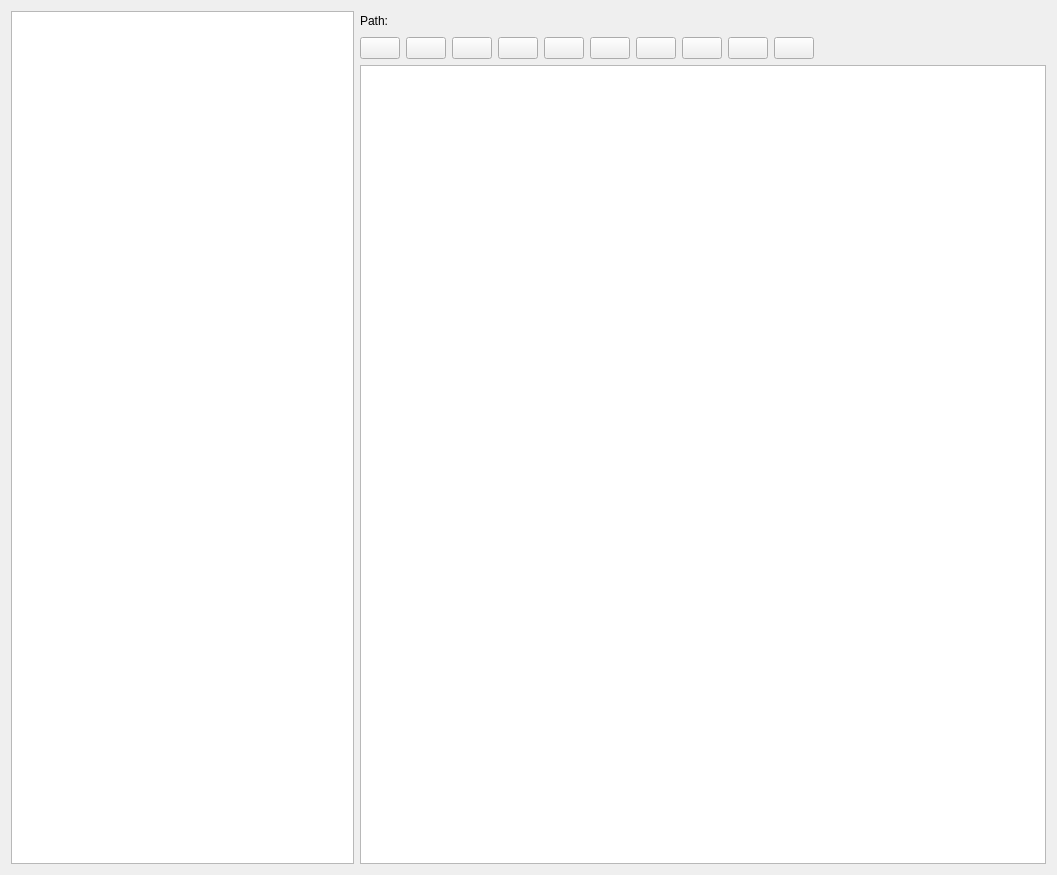
Before: the Qt Designer form ui/filebrowser.ui in skriticos/tab_opener, drawn with Qt 5.
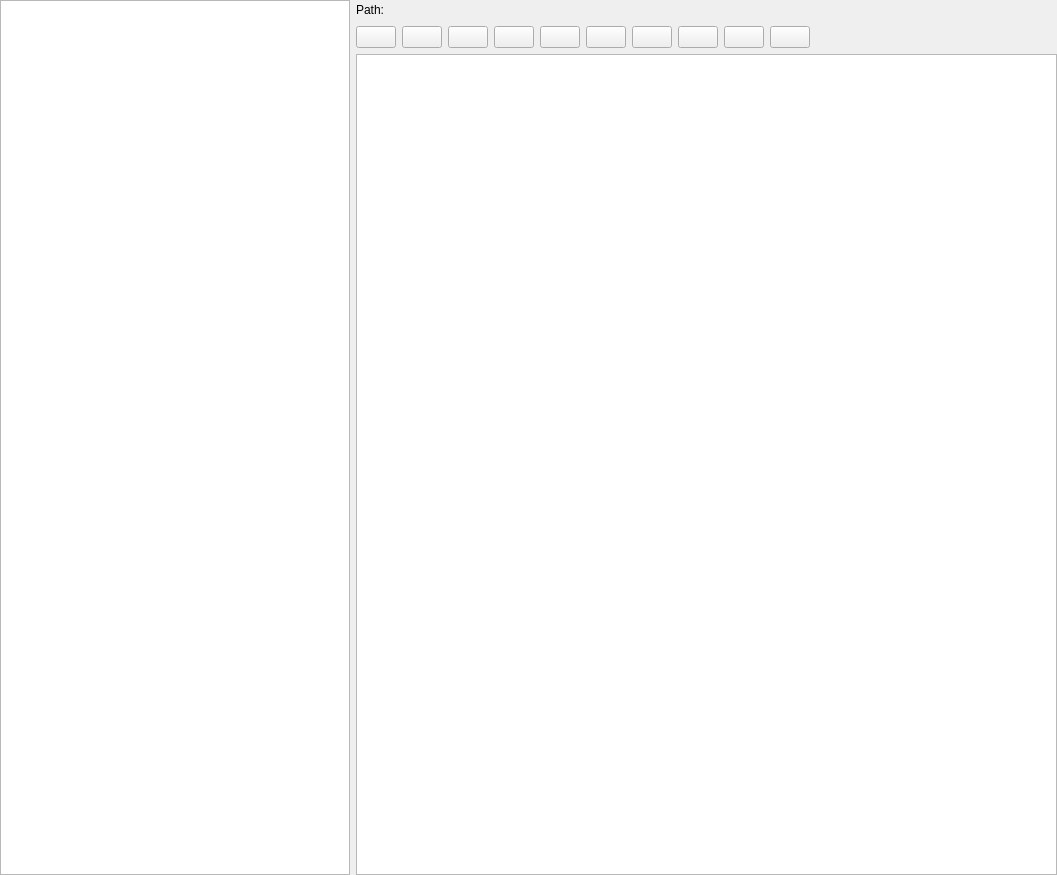
After: the same form once the commit is applied. Icons and pictures are not drawn. Custom widgets are drawn as their Qt base class.

```diff
--- a/ui/filebrowser.ui
+++ b/ui/filebrowser.ui
@@ -20,6 +20,18 @@
 }</string>
   </property>
   <layout class="QGridLayout" name="gridLayout">
+   <property name="leftMargin">
+    <number>0</number>
+   </property>
+   <property name="topMargin">
+    <number>0</number>
+   </property>
+   <property name="rightMargin">
+    <number>0</number>
+   </property>
+   <property name="bottomMargin">
+    <number>0</number>
+   </property>
    <item row="0" column="0" rowspan="3">
     <widget class="QTreeView" name="viewFolders">
      <property name="sizePolicy">
```
Left out of the diff: 2 changed lines with no effect on the pictures.
